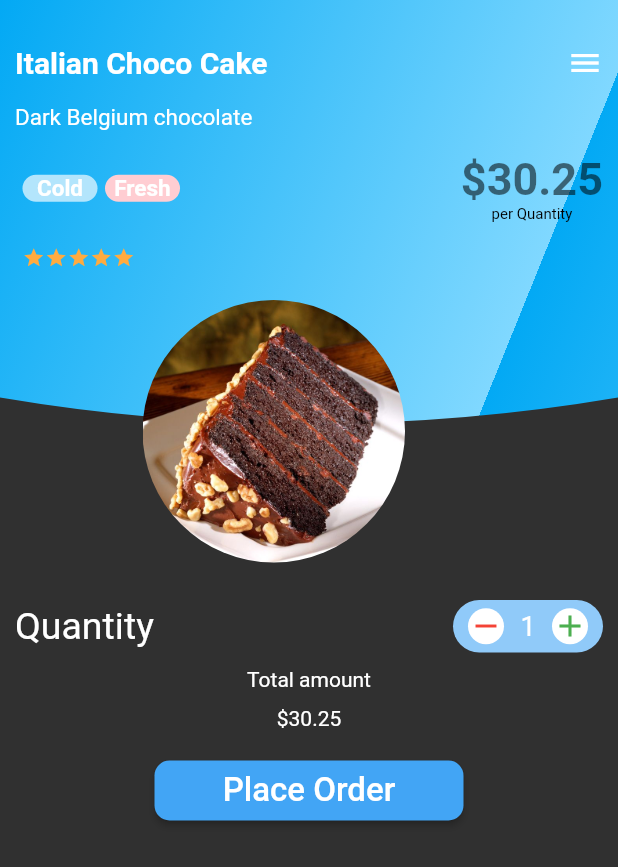
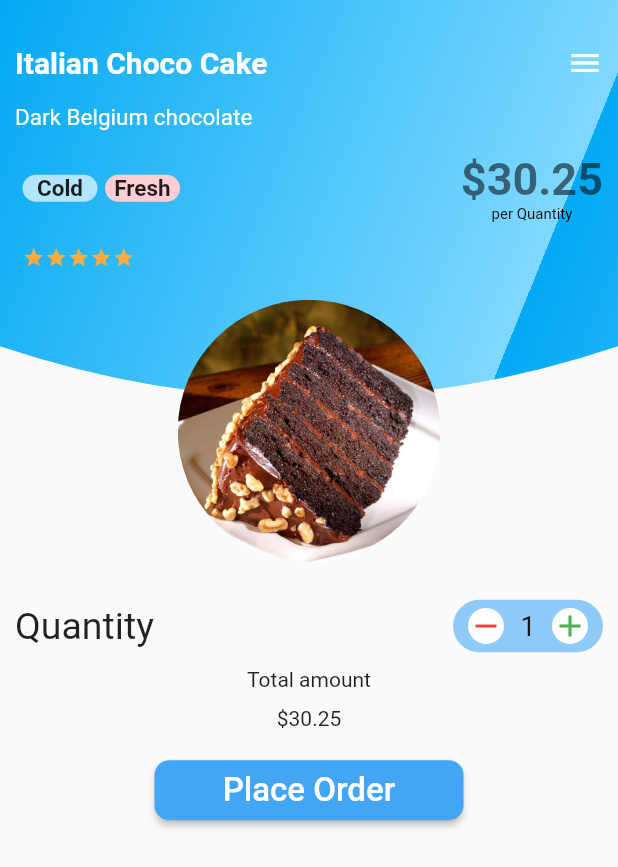
Before and after one commit to vijayinyoutube/Restaurant, a Flutter app: the screen it shows after launch, after a tap on "Italian Choco Cake", on a phone screen of 412 x 824 dp. Shown: the top 867 px of the screen. Run offline on Flutter 3.47's test engine with Material 2 defaults, Android fonts, the phone set to English and light mode, and no system bars.

Commit message:
Commit Success

```diff
--- a/lib/info.dart
+++ b/lib/info.dart
@@ -14,10 +14,8 @@ class _InforPageState extends State<InfoPage> {
     return Scaffold(
       body: SingleChildScrollView(
         child: Column(
-
           children: <Widget>[
             Stack(
-
               children: <Widget>[
                 ClipPath(
                   clipper: MyClipper(),
@@ -64,8 +62,9 @@ class _InforPageState extends State<InfoPage> {
                   ),
                 ),
                 Padding(
-                  padding: EdgeInsets.only(left: 95, top: 200),
-
+                  padding: EdgeInsets.only(
+                      left: ((MediaQuery.of(context).size.width - 175) / 2),
+                      top: (MediaQuery.of(context).size.height+175) / 5),
                   child: Hero(
                     tag: "cakeitem",
                     child: ClipOval(
@@ -207,9 +206,9 @@ class MyClipper extends CustomClipper<Path> {
   @override
   Path getClip(Size size) {
     var path = Path();
-    path.lineTo(0, size.height - 35);
+    path.lineTo(0, size.height / 1.3);
     path.quadraticBezierTo(
-        size.width / 2, size.height, size.width, size.height - 35);
+        size.width / 2, size.height, size.width, size.height /1.3);
     path.lineTo(size.width, 0);
     path.close();
     return path;
--- a/lib/main.dart
+++ b/lib/main.dart
@@ -13,7 +13,7 @@ class MyApp extends StatelessWidget {
     ]);
     return MaterialApp(
       debugShowCheckedModeBanner: false,
-      theme: ThemeData.dark(),
+      theme: ThemeData.light(),
       home: MyPage(),
     );
   }
```
